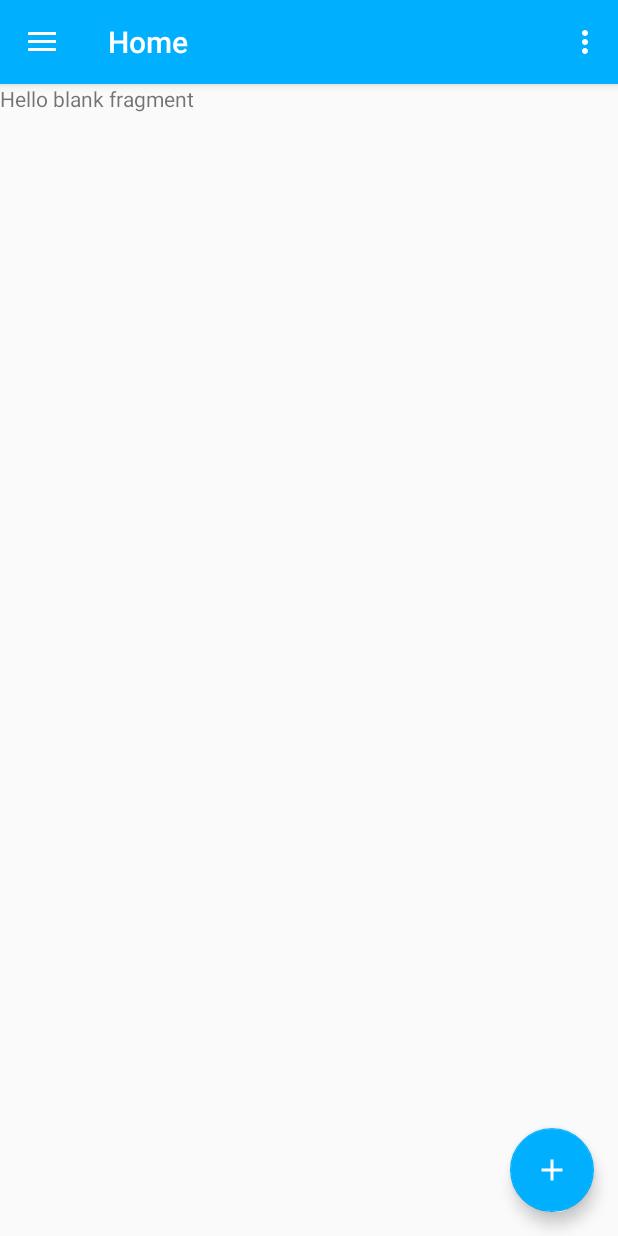
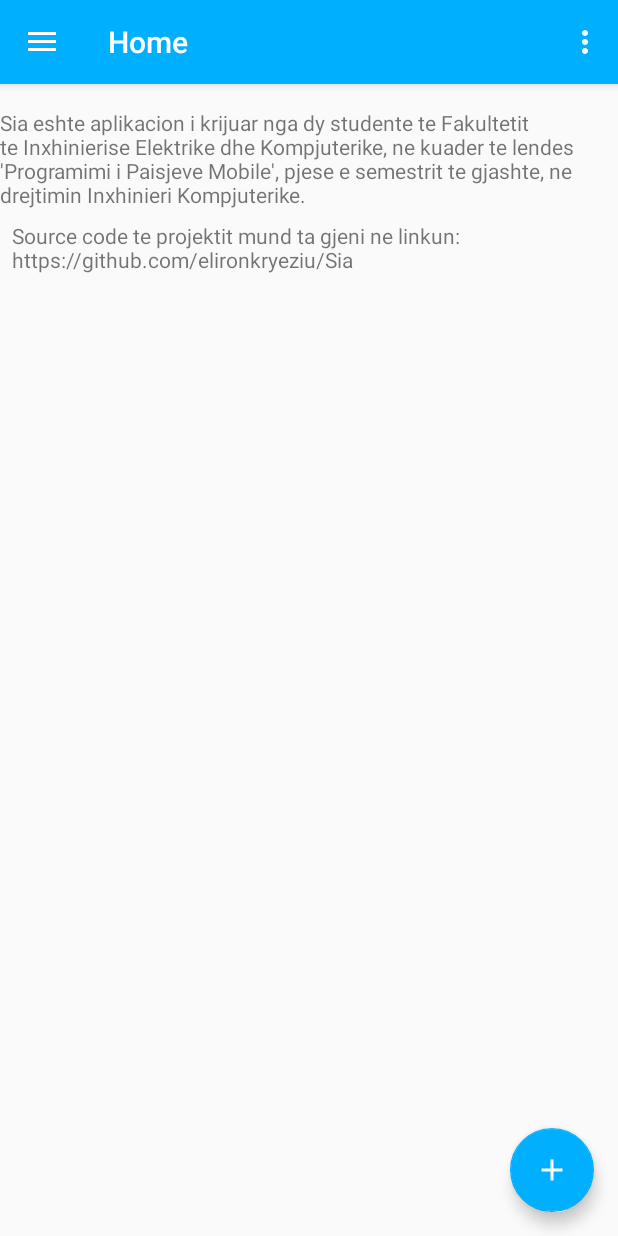
Before and after one commit to elironkryeziu/Sia, an Android app: the fragment SettingsFragment placed in its activity, on a phone screen of 412 x 824 dp. Run offline under Robolectric (Android 15) with nearby library versions, the phone set to English and light mode, and no system bars; our stand-ins replace Firebase (no records; nobody signed in at launch, a user with empty details on screens opened directly); pictures from the network do not load.

Commit message:
Some changes

```diff
--- a/app/src/main/java/com/example/fiek/Activities/LoginActivity.java
+++ b/app/src/main/java/com/example/fiek/Activities/LoginActivity.java
@@ -92,7 +92,6 @@ public class LoginActivity extends AppCompatActivity {
             @Override
             public void onClick(View v) {
                 startActivity(RegisterActivity);
-                finish();
             }
         });
     }
@@ -135,4 +134,7 @@ public class LoginActivity extends AppCompatActivity {
     }
 
 
+    public void Endrit(View view) {
+        Toast.makeText(getApplicationContext(), "Klikom", Toast.LENGTH_SHORT).show();
+    }
 }
--- a/app/src/main/java/com/example/fiek/Fragments/SavedFragment.java
+++ b/app/src/main/java/com/example/fiek/Fragments/SavedFragment.java
@@ -110,7 +110,6 @@ public class SavedFragment extends Fragment {
                 savedPosts = new ArrayList<>();
                 for (DataSnapshot savedPost: dataSnapshot.child(mAuth.getCurrentUser().getUid()).getChildren()){
                     savedPosts.add(savedPost.getKey());
-                    System.out.println(savedPost.getKey());
                 }
             }
 
--- a/app/src/main/java/com/example/fiek/Fragments/SettingsFragment.java
+++ b/app/src/main/java/com/example/fiek/Fragments/SettingsFragment.java
@@ -7,6 +7,7 @@ import android.support.v4.app.Fragment;
 import android.view.LayoutInflater;
 import android.view.View;
 import android.view.ViewGroup;
+import android.widget.TextView;
 
 import com.example.fiek.R;
 
@@ -19,6 +20,9 @@ import com.example.fiek.R;
  * create an instance of this fragment.
  */
 public class SettingsFragment extends Fragment {
+
+    private TextView txtSrc;
+
     // TODO: Rename parameter arguments, choose names that match
     // the fragment initialization parameters, e.g. ARG_ITEM_NUMBER
     private static final String ARG_PARAM1 = "param1";
@@ -65,7 +69,13 @@ public class SettingsFragment extends Fragment {
     public View onCreateView(LayoutInflater inflater, ViewGroup container,
                              Bundle savedInstanceState) {
         // Inflate the layout for this fragment
-        return inflater.inflate(R.layout.fragment_settings, container, false);
+        View fragmentView = inflater.inflate(R.layout.fragment_settings, container, false);
+        txtSrc = fragmentView.findViewById(R.id.txtSrc);
+        txtSrc.setClickable(true);
+
+
+
+        return fragmentView;
     }
 
     // TODO: Rename method, update argument and hook method into UI event
--- a/app/src/main/res/layout/fragment_profile.xml
+++ b/app/src/main/res/layout/fragment_profile.xml
@@ -20,7 +20,6 @@
         android:layout_marginRight="8dp"
         android:text="Eliron Kryeziu"
         android:textColor="#000000"
-        android:textStyle="bold"
         app:layout_constraintEnd_toEndOf="parent"
         app:layout_constraintHorizontal_bias="0.498"
         app:layout_constraintStart_toStartOf="parent"
@@ -37,7 +36,7 @@
         android:layout_marginTop="8dp"
         android:layout_marginEnd="8dp"
         android:layout_marginRight="8dp"
-        android:text="Email"
+        android:text="Email:"
         android:textColor="#000000"
         android:textStyle="bold|italic"
         app:layout_constraintEnd_toEndOf="parent"
@@ -58,7 +57,6 @@
         android:layout_marginRight="8dp"
         android:text="eiron168@gmail.com"
         android:textColor="#000000"
-        android:textStyle="bold"
         app:layout_constraintEnd_toEndOf="parent"
         app:layout_constraintHorizontal_bias="0.501"
         app:layout_constraintStart_toStartOf="parent"
--- a/app/src/main/res/layout/fragment_settings.xml
+++ b/app/src/main/res/layout/fragment_settings.xml
@@ -1,14 +1,36 @@
 <?xml version="1.0" encoding="utf-8"?>
-<FrameLayout xmlns:android="http://schemas.android.com/apk/res/android"
+<android.support.constraint.ConstraintLayout xmlns:android="http://schemas.android.com/apk/res/android"
+    xmlns:app="http://schemas.android.com/apk/res-auto"
     xmlns:tools="http://schemas.android.com/tools"
     android:layout_width="match_parent"
     android:layout_height="match_parent"
     tools:context=".Fragments.SettingsFragment">
 
-    <!-- TODO: Update blank fragment layout -->
+
     <TextView
-        android:layout_width="match_parent"
-        android:layout_height="match_parent"
-        android:text="@string/hello_blank_fragment" />
+        android:id="@+id/textView"
+        android:layout_width="wrap_content"
+        android:layout_height="wrap_content"
+        android:layout_marginStart="8dp"
+        android:layout_marginLeft="8dp"
+        android:layout_marginTop="16dp"
+        android:layout_marginEnd="8dp"
+        android:layout_marginRight="8dp"
+        android:text="Sia eshte aplikacion i krijuar nga dy studente te Fakultetit
+                      te Inxhinierise Elektrike dhe Kompjuterike, ne kuader te lendes 'Programimi i Paisjeve Mobile', pjese e semestrit te gjashte, ne drejtimin Inxhinieri Kompjuterike."
+        app:layout_constraintEnd_toEndOf="parent"
+        app:layout_constraintStart_toStartOf="parent"
+        app:layout_constraintTop_toTopOf="parent" />
 
-</FrameLayout>
+    <TextView
+        android:id="@+id/txtSrc"
+        android:layout_width="342dp"
+        android:layout_height="43dp"
+        android:layout_marginStart="8dp"
+        android:layout_marginLeft="8dp"
+        android:layout_marginTop="8dp"
+        android:text="Source code te projektit mund ta gjeni ne linkun:
+                  https://github.com/elironkryeziu/Sia"
+        app:layout_constraintStart_toStartOf="parent"
+        app:layout_constraintTop_toBottomOf="@+id/textView" />
+</android.support.constraint.ConstraintLayout>
--- a/app/src/main/res/menu/activity_home2_drawer.xml
+++ b/app/src/main/res/menu/activity_home2_drawer.xml
@@ -16,10 +16,6 @@
             android:id="@+id/nav_profile"
             android:icon="@drawable/ic_account_circle_black_24dp"
             android:title="Profili" />
-        <item
-            android:id="@+id/nav_settings"
-            android:icon="@drawable/ic_menu_manage"
-            android:title="Konfigurimet" />
 
         <item
             android:id="@+id/nav_signout"
--- a/app/src/main/res/menu/home.xml
+++ b/app/src/main/res/menu/home.xml
@@ -2,8 +2,8 @@
 <menu xmlns:android="http://schemas.android.com/apk/res/android"
     xmlns:app="http://schemas.android.com/apk/res-auto">
     <item
-        android:id="@+id/action_settings"
+        android:id="@+id/action_about_us"
         android:orderInCategory="100"
-        android:title="@string/action_settings"
+        android:title="Rreth nesh"
         app:showAsAction="never" />
 </menu>
```
Also changed, not shown: app/src/main/java/com/example/fiek/Activities/Home.java (+4 -6 lines), app/src/main/java/com/example/fiek/Fragments/ProfileFragment.java (+12 -4 lines), app/src/main/res/layout/activity_login.xml (+9 -15 lines).
